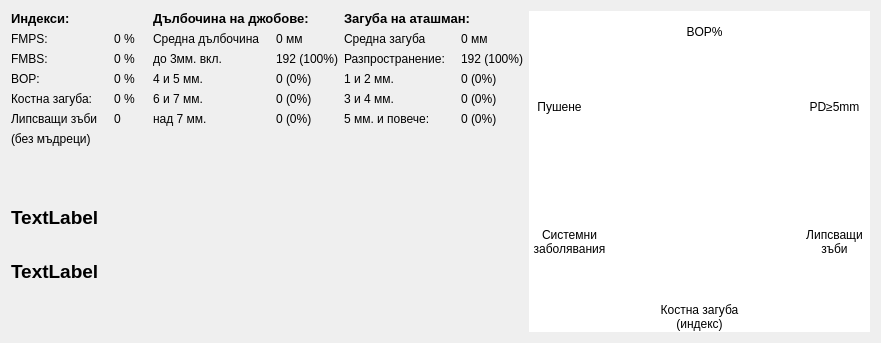
Old version of the form src/View/SubWidgets/PerioStatisticView.ui in the repository thefinalcutbg/DinoDent.
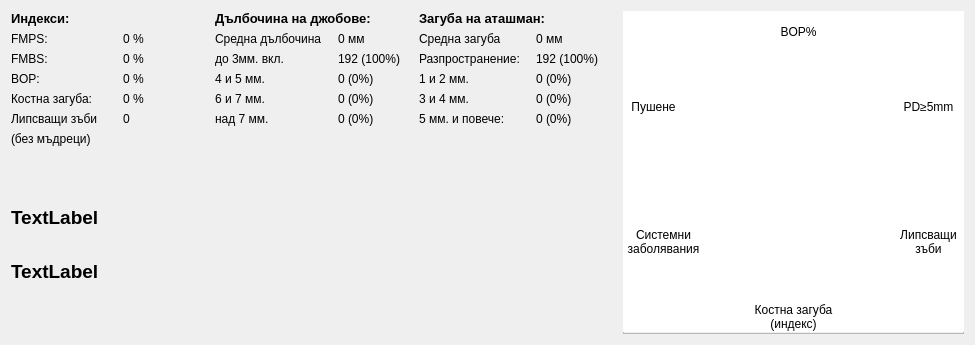
New version of the form.

```diff
--- a/src/View/SubWidgets/PerioStatisticView.ui
+++ b/src/View/SubWidgets/PerioStatisticView.ui
@@ -6,8 +6,8 @@
    <rect>
     <x>0</x>
     <y>0</y>
-    <width>881</width>
-    <height>339</height>
+    <width>975</width>
+    <height>345</height>
    </rect>
   </property>
   <property name="windowTitle">
@@ -570,6 +570,12 @@
       <property name="frameShape">
        <enum>QFrame::NoFrame</enum>
       </property>
+      <property name="frameShadow">
+       <enum>QFrame::Plain</enum>
+      </property>
+      <property name="lineWidth">
+       <number>0</number>
+      </property>
      </widget>
      <widget class="QLabel" name="label_22">
       <property name="geometry">
```
